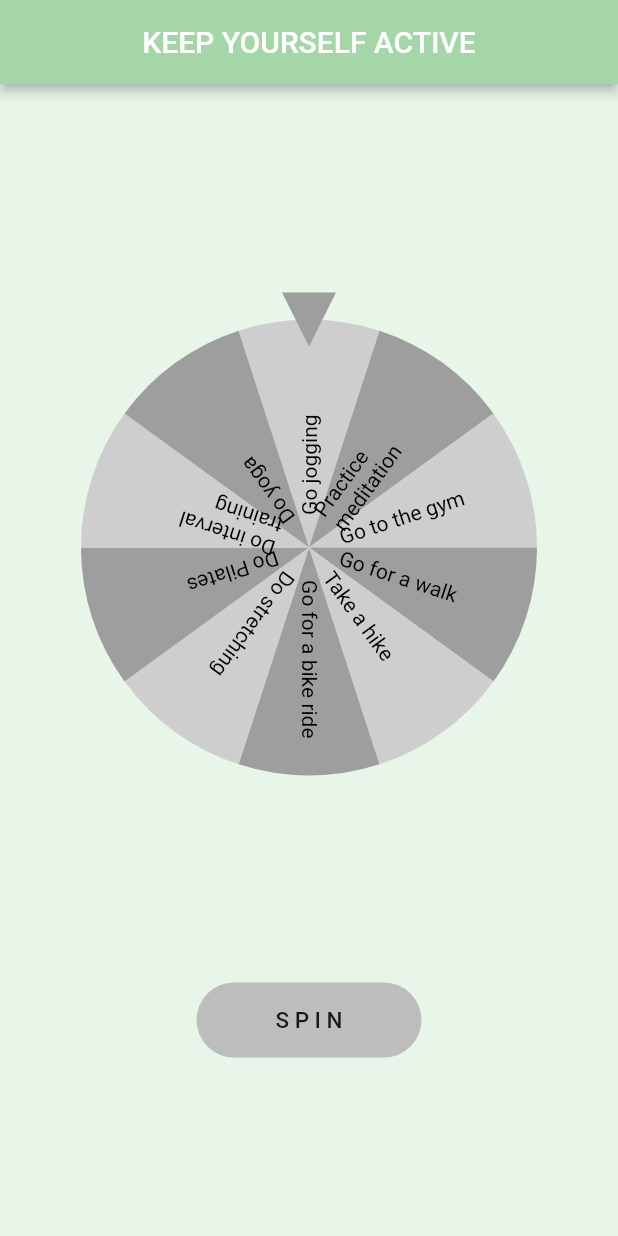
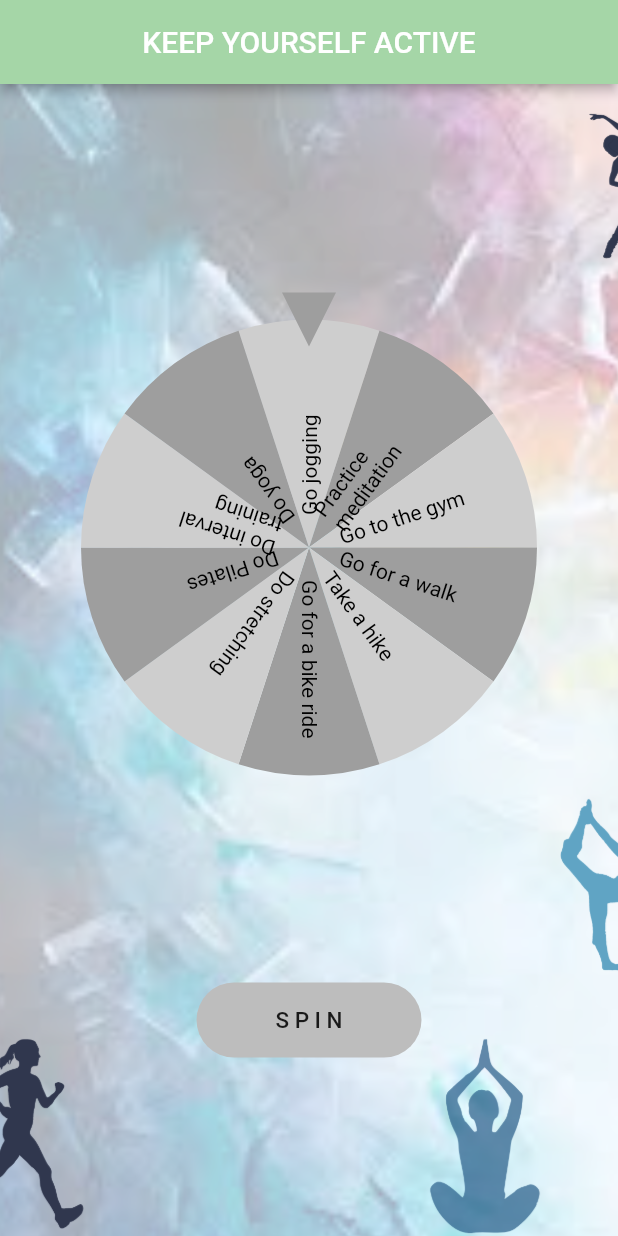
Before and after one commit to nataliakrawczuk/be_active, a Flutter app: the screen it shows after launch, on a phone screen of 412 x 824 dp. Run offline on Flutter 3.47's test engine with Material 2 defaults, Android fonts, the light colour scheme and no system bars; drawn by our look-alikes of flutter_fortune_wheel; our stand-ins replace rxdart.

Commit message:
add cover image

```diff
--- a/lib/main.dart
+++ b/lib/main.dart
@@ -63,7 +63,14 @@ class _SpinWheelState extends State<SpinWheel> {
         ),
         centerTitle: true,
       ),
-      body: Center(
+      body: Container(
+        decoration: const BoxDecoration(
+          image: DecorationImage(
+            image: AssetImage('images/image1.png'),
+            fit: BoxFit.cover,
+          ),
+        ),
+        child: Center(
           child: Column(
             crossAxisAlignment: CrossAxisAlignment.center,
             mainAxisAlignment: MainAxisAlignment.center,
@@ -131,6 +138,7 @@ class _SpinWheelState extends State<SpinWheel> {
             ],
           ),
         ),
+      ),
     );
   }
 }
--- a/pubspec.yaml
+++ b/pubspec.yaml
@@ -61,8 +61,8 @@ flutter:
   uses-material-design: true
 
   # To add assets to your application, add an assets section, like this:
-  # assets:
-  #   - images/a_dot_burr.jpeg
+  assets:
+      - images/image1.png
   #   - images/a_dot_ham.jpeg
 
   # An image asset can refer to one or more resolution-specific "variants", see
```
Also changed, not shown: images/image1.png (added). Lines whose indentation alone changed are shown as unchanged.
